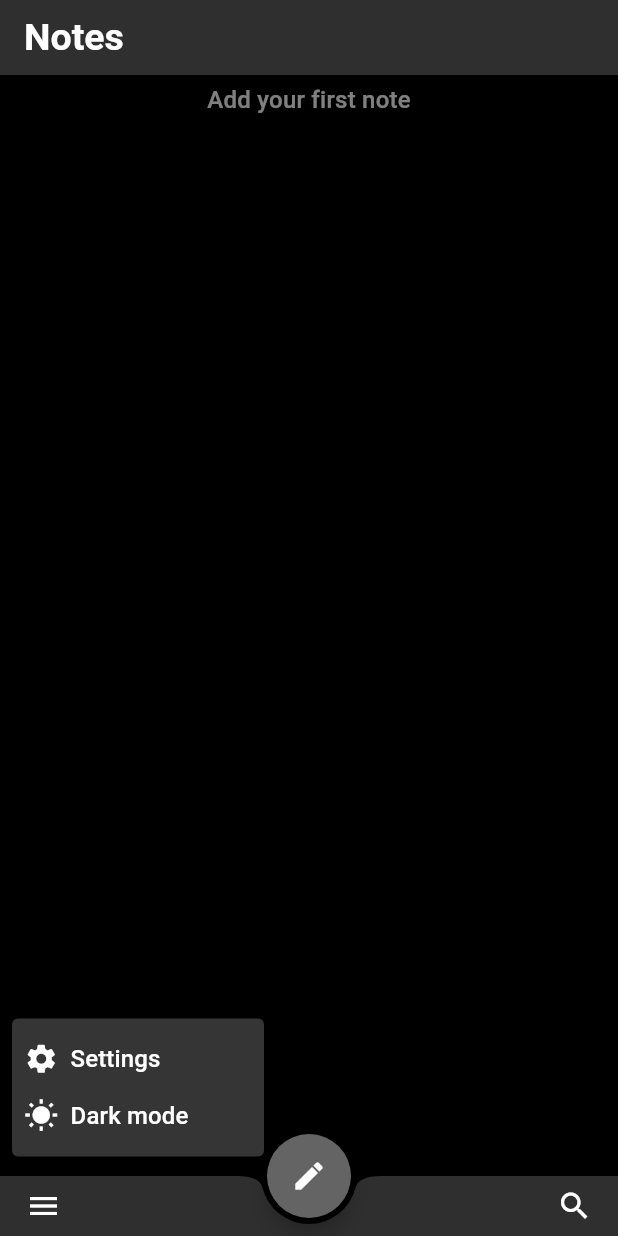
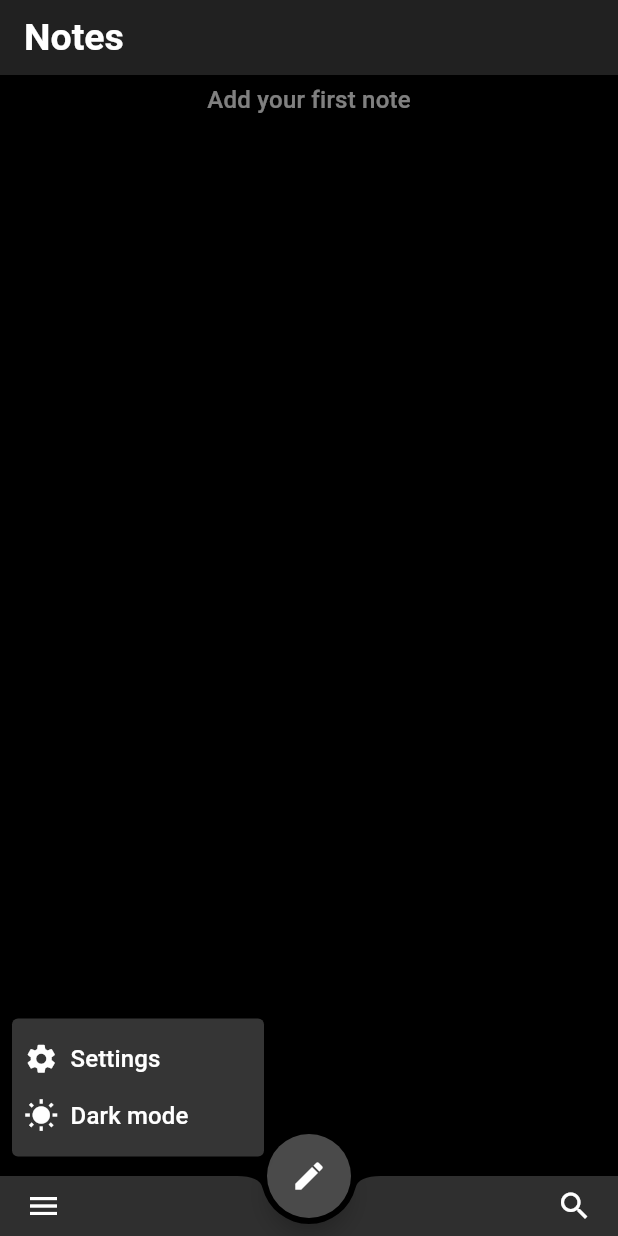
Before and after one commit to kr1s6/Flutter_ToDo_app, a Flutter app: the screen it shows after launch, after a tap on the "menu" icon, on a phone screen of 412 x 824 dp. Run offline on Flutter 3.47's test engine with Material 2 defaults, Android fonts, the phone set to English and light mode, and no system bars; drawn by our look-alikes of pull_to_refresh; our stand-ins replace shared_preferences, sqflite; accounts and stored records are empty.

Commit message:
dark theme shared preferences

```diff
--- a/flutter_todo_app/lib/home_page/home_bottom_appbar.dart
+++ b/flutter_todo_app/lib/home_page/home_bottom_appbar.dart
@@ -25,7 +25,7 @@ class HomeBottomAppBar extends StatelessWidget {
             tooltip: "menu",
             onSelected: (value) {
               if (value == "Dark mode") {
-                appState.toggleMode();
+                appState.changeThemeMode();
               } else if (value == "Settings") {}
             },
             itemBuilder: (context) => [
--- a/flutter_todo_app/lib/main.dart
+++ b/flutter_todo_app/lib/main.dart
@@ -13,17 +13,12 @@ void main() async {
   runApp(const MyApp());
 }
 
-class MyApp extends StatefulWidget {
+class MyApp extends StatelessWidget {
   const MyApp({super.key});
-  @override
-  State<MyApp> createState() => _MyAppState();
-}
-
-class _MyAppState extends State<MyApp> {
   @override
   Widget build(BuildContext context) {
     return ChangeNotifierProvider<ThemeNotifier>(
-      create: (context) => ThemeNotifier(),
+      create: (_) => ThemeNotifier(),
       child: Consumer<ThemeNotifier>(
         builder: (context, theme, __) {
           return MaterialApp(
@@ -43,14 +38,38 @@ class _MyAppState extends State<MyApp> {
   }
 }
 
+// var appState = context.watch<ChangeProvider>();
 class ThemeNotifier extends ChangeNotifier {
-  // var appState = context.watch<ChangeProvider>();
-  ThemeMode _mode;
+  ThemeMode _mode = ThemeMode.system;
   ThemeMode get mode => _mode;
-  ThemeNotifier({ThemeMode mode = ThemeMode.dark}) : _mode = mode;
 
-  void toggleMode() {
-    _mode = (_mode == ThemeMode.light) ? ThemeMode.dark : ThemeMode.light;
+  final _theme = DarkThemeSharedPreference();
+
+  ThemeNotifier() {
+    _theme.getDarkTheme().then((value) {
+      print('value read from storage: ${value.toString()}');
+      var themeMode = value ?? 'system';
+      if (themeMode == false) {
+        _mode = ThemeMode.light;
+        print("Light theme");
+      } else {
+        _mode = ThemeMode.dark;
+        print("dark theme");
+      }
+      notifyListeners();
+    });
+  }
+
+  void changeThemeMode() {
+    if (_mode == ThemeMode.light) {
+      _mode = ThemeMode.dark;
+      _theme.setDarkTheme(true);
+      print("set dark");
+    } else {
+      _mode = ThemeMode.light;
+      _theme.setDarkTheme(false);
+      print("set light");
+    }
     notifyListeners();
   }
 }
--- a/flutter_todo_app/lib/new_note_page/new_note_body.dart
+++ b/flutter_todo_app/lib/new_note_page/new_note_body.dart
@@ -21,7 +21,6 @@ class NewNoteBodyState extends State<NewNoteBody> {
 
   @override
   Widget build(BuildContext context) {
-    // TODO make functionalities for editing note content
     return Padding(
       padding: const EdgeInsets.symmetric(vertical: 0, horizontal: 10),
       child: TextField(
--- a/flutter_todo_app/lib/theme_class.dart
+++ b/flutter_todo_app/lib/theme_class.dart
@@ -1,4 +1,24 @@
 import 'package:flutter/material.dart';
+import 'package:shared_preferences/shared_preferences.dart';
+
+class DarkThemeSharedPreference {
+  static const themeMode = "themeMode";
+
+  setDarkTheme(bool value) async {
+    SharedPreferences prefs = await SharedPreferences.getInstance();
+    prefs.setBool(themeMode, value);
+  }
+
+  getDarkTheme() async {
+    SharedPreferences prefs = await SharedPreferences.getInstance();
+    return prefs.getBool(themeMode);
+  }
+
+  removeValues() async {
+    SharedPreferences prefs = await SharedPreferences.getInstance();
+    prefs.remove(themeMode);
+  }
+}
 
 class ThemeClass {
   static ThemeData lightTheme = ThemeData(
@@ -39,7 +59,7 @@ class ThemeClass {
         const PopupMenuThemeData(color: Color.fromARGB(255, 88, 186, 91)),
   );
 // ----------------------------------------------
-// ----------------------------------------------
+// -----------------DARK THEME-------------------
 // ----------------------------------------------
   static ThemeData darkTheme = ThemeData(
     useMaterial3: true,
@@ -53,10 +73,10 @@ class ThemeClass {
     scaffoldBackgroundColor: Colors.black,
     appBarTheme: const AppBarTheme(
       titleTextStyle: TextStyle(color: Colors.white),
-      backgroundColor: Color.fromARGB(255, 47, 47, 47),
+      backgroundColor: Color.fromARGB(255, 33, 33, 33),
     ),
     floatingActionButtonTheme: const FloatingActionButtonThemeData(
-      backgroundColor: Color.fromARGB(255, 100, 100, 100),
+      backgroundColor: Color.fromARGB(255, 74, 74, 74),
       foregroundColor: Colors.white,
     ),
     bottomAppBarTheme: const BottomAppBarTheme(
```
Also changed, not shown: flutter_todo_app/lib/theme_preferences.dart (deleted, +0 -15 lines).
